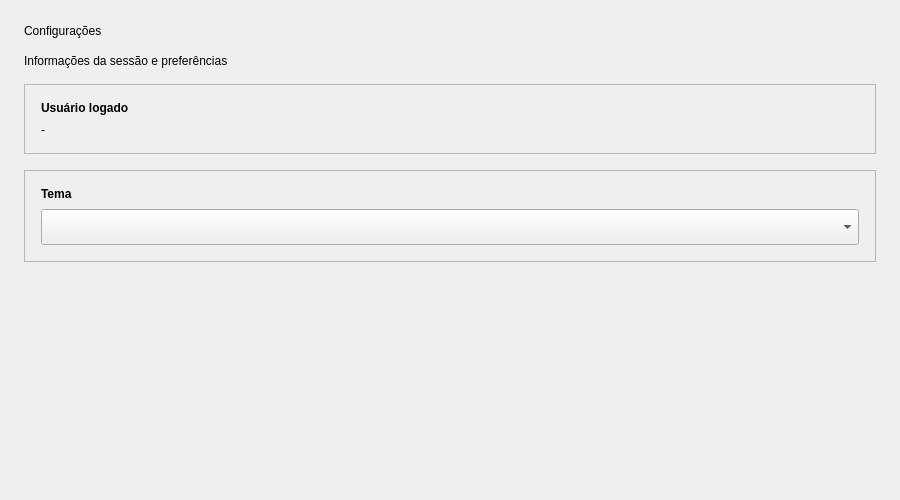
First picture: the form in ui/settings.ui, repository Wedson-Junior/MyFinance, before the edit.
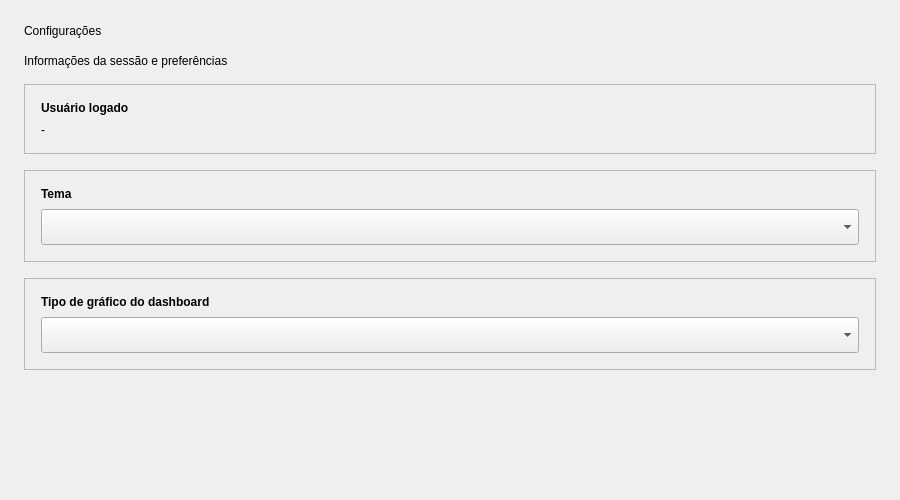
Second picture: the form after the edit.

Commit message:
feat: gráficos no dashboard com filtro, tipo configurável e cores
Adiciona gráfico matplotlib no dashboard com filtro de período e
tipos (colunas, linhas, área, pizza) definidos nas configurações.
Aplica cores de receita/despesa e bolinha de categoria nos lançamentos
recentes, adapta o contraste do gráfico ao tema dark/light e exibe
pizza com receitas e despesas por categoria.
Inclui dependência matplotlib e handlers de tema/tipo de gráfico
no MainController.

Diff of the .ui file:
```diff
--- a/ui/settings.ui
+++ b/ui/settings.ui
@@ -125,6 +125,50 @@
      </layout>
     </widget>
    </item>
+   <item>
+    <widget class="QFrame" name="frame_chart">
+     <property name="frameShape">
+      <enum>QFrame::StyledPanel</enum>
+     </property>
+     <layout class="QVBoxLayout" name="chartLayout">
+      <property name="spacing">
+       <number>8</number>
+      </property>
+      <property name="leftMargin">
+       <number>16</number>
+      </property>
+      <property name="topMargin">
+       <number>16</number>
+      </property>
+      <property name="rightMargin">
+       <number>16</number>
+      </property>
+      <property name="bottomMargin">
+       <number>16</number>
+      </property>
+      <item>
+       <widget class="QLabel" name="lbl_chart_title">
+        <property name="text">
+         <string>Tipo de gráfico do dashboard</string>
+        </property>
+        <property name="styleSheet">
+         <string notr="true">font-weight: bold;</string>
+        </property>
+       </widget>
+      </item>
+      <item>
+       <widget class="QComboBox" name="cmb_chart_type">
+        <property name="minimumSize">
+         <size>
+          <width>200</width>
+          <height>36</height>
+         </size>
+        </property>
+       </widget>
+      </item>
+     </layout>
+    </widget>
+   </item>
    <item>
     <spacer name="verticalSpacer">
      <property name="orientation">
```
The commit also changes 6 other files.
